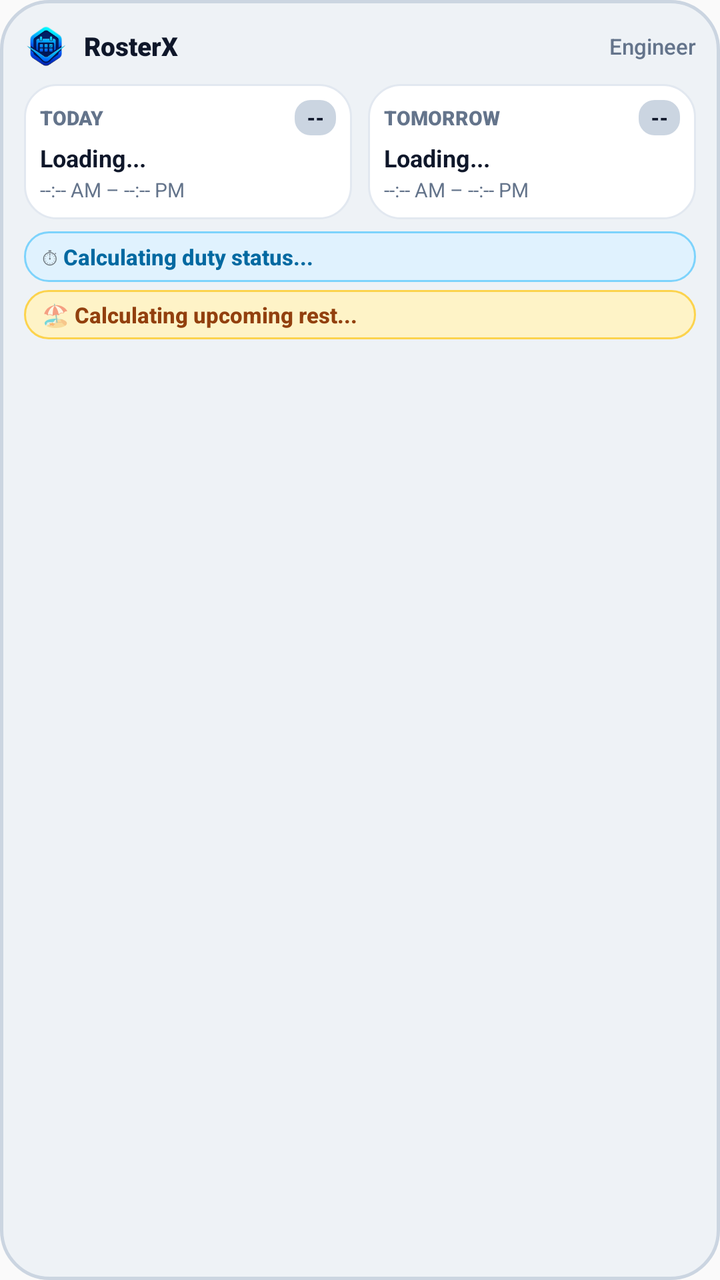
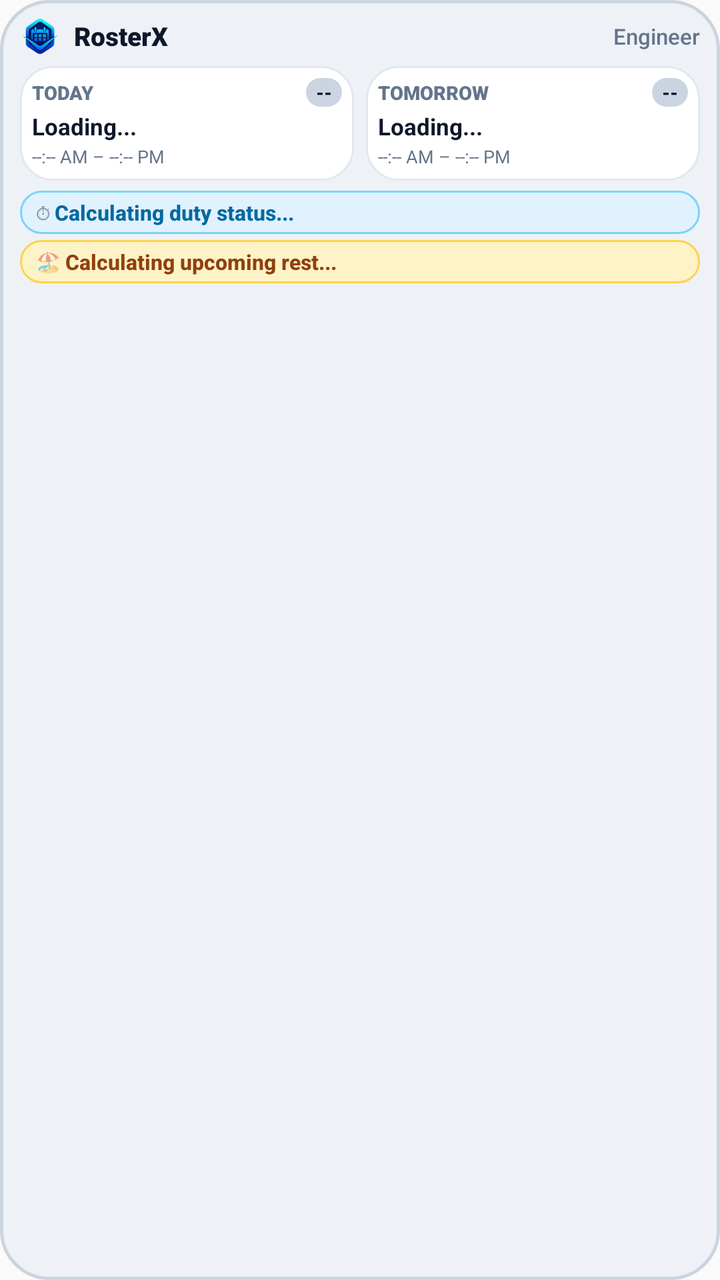

Before-and-after screenshots of an Android layout around one commit, followed by the original layout XML and the change that was made.
<!-- AndroidManifest.xml: application theme Theme.RosterX -->
<!-- res/layout/widget_rosterx.xml -->
<?xml version="1.0" encoding="utf-8"?>
<LinearLayout xmlns:android="http://schemas.android.com/apk/res/android"
    android:id="@+id/widget_root"
    android:layout_width="match_parent"
    android:layout_height="match_parent"
    android:background="@drawable/widget_bg_neumorphic"
    android:orientation="vertical"
    android:paddingLeft="12dp"
    android:paddingTop="12dp"
    android:paddingRight="12dp"
    android:paddingBottom="12dp">

    
    <LinearLayout
        android:layout_width="match_parent"
        android:layout_height="wrap_content"
        android:gravity="center_vertical"
        android:orientation="horizontal">

        <ImageView
            android:layout_width="22dp"
            android:layout_height="22dp"
            android:contentDescription="@string/app_name"
            android:scaleType="fitCenter"
            android:src="@drawable/ic_rosterx_widget_logo" />

        <TextView
            android:layout_width="0dp"
            android:layout_height="wrap_content"
            android:layout_marginStart="8dp"
            android:layout_weight="1"
            android:fontFamily="sans-serif-black"
            android:text="RosterX"
            android:textColor="@color/widget_text_main"
            android:textSize="13sp"
            android:textStyle="bold" />

        <TextView
            android:id="@+id/widget_engineer_name"
            android:layout_width="wrap_content"
            android:layout_height="wrap_content"
            android:ellipsize="end"
            android:fontFamily="sans-serif-medium"
            android:maxLines="1"
            android:text="Engineer"
            android:textColor="@color/widget_text_muted"
            android:textSize="11sp" />
    </LinearLayout>

    
    <LinearLayout
        android:layout_width="match_parent"
        android:layout_height="wrap_content"
        android:layout_marginTop="8dp"
        android:baselineAligned="false"
        android:orientation="horizontal">

        
        <LinearLayout
            android:id="@+id/widget_today_card"
            android:layout_width="0dp"
            android:layout_height="wrap_content"
            android:layout_marginEnd="4dp"
            android:layout_weight="1"
            android:background="@drawable/widget_inner_card"
            android:orientation="vertical"
            android:paddingLeft="8dp"
            android:paddingTop="8dp"
            android:paddingRight="8dp"
            android:paddingBottom="8dp">

            <LinearLayout
                android:layout_width="match_parent"
                android:layout_height="wrap_content"
                android:gravity="center_vertical"
                android:orientation="horizontal">

                <TextView
                    android:id="@+id/widget_today_title"
                    android:layout_width="0dp"
                    android:layout_height="wrap_content"
                    android:layout_weight="1"
                    android:fontFamily="sans-serif-black"
                    android:text="TODAY"
                    android:textColor="@color/widget_text_muted"
                    android:textSize="10sp"
                    android:textStyle="bold" />

                <TextView
                    android:id="@+id/widget_today_badge"
                    android:layout_width="wrap_content"
                    android:layout_height="wrap_content"
                    android:background="@drawable/widget_shift_badge"
                    android:fontFamily="sans-serif-black"
                    android:paddingLeft="6dp"
                    android:paddingTop="2dp"
                    android:paddingRight="6dp"
                    android:paddingBottom="2dp"
                    android:text="--"
                    android:textColor="#0F172A"
                    android:textSize="10sp"
                    android:textStyle="bold" />
            </LinearLayout>

            <TextView
                android:id="@+id/widget_today_name"
                android:layout_width="match_parent"
                android:layout_height="wrap_content"
                android:layout_marginTop="3dp"
                android:ellipsize="end"
                android:fontFamily="sans-serif-bold"
                android:maxLines="1"
                android:text="Loading..."
                android:textColor="@color/widget_text_main"
                android:textSize="12sp"
                android:textStyle="bold" />

            <TextView
                android:id="@+id/widget_today_timing"
                android:layout_width="match_parent"
                android:layout_height="wrap_content"
                android:layout_marginTop="1dp"
                android:ellipsize="end"
                android:fontFamily="sans-serif"
                android:maxLines="1"
                android:text="--:-- AM – --:-- PM"
                android:textColor="@color/widget_text_muted"
                android:textSize="10sp" />
        </LinearLayout>

        
        <LinearLayout
            android:id="@+id/widget_tomorrow_card"
            android:layout_width="0dp"
            android:layout_height="wrap_content"
            android:layout_marginStart="4dp"
            android:layout_weight="1"
            android:background="@drawable/widget_inner_card"
            android:orientation="vertical"
            android:paddingLeft="8dp"
            android:paddingTop="8dp"
            android:paddingRight="8dp"
            android:paddingBottom="8dp">

            <LinearLayout
                android:layout_width="match_parent"
                android:layout_height="wrap_content"
                android:gravity="center_vertical"
                android:orientation="horizontal">

                <TextView
                    android:id="@+id/widget_tomorrow_title"
                    android:layout_width="0dp"
                    android:layout_height="wrap_content"
                    android:layout_weight="1"
                    android:fontFamily="sans-serif-black"
                    android:text="TOMORROW"
                    android:textColor="@color/widget_text_muted"
                    android:textSize="10sp"
                    android:textStyle="bold" />

                <TextView
                    android:id="@+id/widget_tomorrow_badge"
                    android:layout_width="wrap_content"
                    android:layout_height="wrap_content"
                    android:background="@drawable/widget_shift_badge"
                    android:fontFamily="sans-serif-black"
                    android:paddingLeft="6dp"
                    android:paddingTop="2dp"
                    android:paddingRight="6dp"
                    android:paddingBottom="2dp"
                    android:text="--"
                    android:textColor="#0F172A"
                    android:textSize="10sp"
                    android:textStyle="bold" />
            </LinearLayout>

            <TextView
                android:id="@+id/widget_tomorrow_name"
                android:layout_width="match_parent"
                android:layout_height="wrap_content"
                android:layout_marginTop="3dp"
                android:ellipsize="end"
                android:fontFamily="sans-serif-bold"
                android:maxLines="1"
                android:text="Loading..."
                android:textColor="@color/widget_text_main"
                android:textSize="12sp"
                android:textStyle="bold" />

            <TextView
                android:id="@+id/widget_tomorrow_timing"
                android:layout_width="match_parent"
                android:layout_height="wrap_content"
                android:layout_marginTop="1dp"
                android:ellipsize="end"
                android:fontFamily="sans-serif"
                android:maxLines="1"
                android:text="--:-- AM – --:-- PM"
                android:textColor="@color/widget_text_muted"
                android:textSize="10sp" />
        </LinearLayout>
    </LinearLayout>

    
    <LinearLayout
        android:layout_width="match_parent"
        android:layout_height="wrap_content"
        android:layout_marginTop="6dp"
        android:orientation="vertical">

        
        <LinearLayout
            android:id="@+id/widget_timer_container"
            android:layout_width="match_parent"
            android:layout_height="wrap_content"
            android:background="@drawable/widget_pill_timer"
            android:gravity="center_vertical"
            android:orientation="horizontal"
            android:paddingLeft="9dp"
            android:paddingTop="5dp"
            android:paddingRight="9dp"
            android:paddingBottom="5dp">

            <TextView
                android:layout_width="wrap_content"
                android:layout_height="wrap_content"
                android:text="⏱ "
                android:textSize="11sp" />

            <TextView
                android:id="@+id/widget_timer_text"
                android:layout_width="match_parent"
                android:layout_height="wrap_content"
                android:ellipsize="end"
                android:fontFamily="sans-serif-medium"
                android:maxLines="1"
                android:text="Calculating duty status..."
                android:textColor="@color/widget_timer_text"
                android:textSize="11sp"
                android:textStyle="bold" />
        </LinearLayout>

        
        <LinearLayout
            android:id="@+id/widget_rest_container"
            android:layout_width="match_parent"
            android:layout_height="wrap_content"
            android:layout_marginTop="4dp"
            android:background="@drawable/widget_pill_rest"
            android:gravity="center_vertical"
            android:orientation="horizontal"
            android:paddingLeft="9dp"
            android:paddingTop="5dp"
            android:paddingRight="9dp"
            android:paddingBottom="5dp">

            <TextView
                android:layout_width="wrap_content"
                android:layout_height="wrap_content"
                android:text="🏖 "
                android:textSize="11sp" />

            <TextView
                android:id="@+id/widget_rest_text"
                android:layout_width="match_parent"
                android:layout_height="wrap_content"
                android:ellipsize="end"
                android:fontFamily="sans-serif-medium"
                android:maxLines="1"
                android:text="Calculating upcoming rest..."
                android:textColor="@color/widget_rest_text"
                android:textSize="11sp"
                android:textStyle="bold" />
        </LinearLayout>
    </LinearLayout>

</LinearLayout>
<!-- resources referenced by this layout -->
<resources>
  <color name="widget_rest_text">#FF92400E</color>
  <color name="widget_text_main">#FF0F172A</color>
  <color name="widget_text_muted">#FF64748B</color>
  <color name="widget_timer_text">#FF0369A1</color>
  <!-- drawable ic_rosterx_widget_logo: png bitmap (drawable, 12461 bytes) -->
  <!-- drawable widget_bg_neumorphic (drawable) -->
  <?xml version="1.0" encoding="utf-8"?>
  <shape xmlns:android="http://schemas.android.com/apk/res/android"
      android:shape="rectangle">
      <corners android:radius="24dp" />
      <solid android:color="@color/widget_surface" />
      <stroke
          android:width="1.5dp"
          android:color="@color/widget_border" />
      <padding
          android:bottom="10dp"
          android:left="12dp"
          android:right="12dp"
          android:top="10dp" />
  </shape>
  <!-- drawable widget_inner_card (drawable) -->
  <?xml version="1.0" encoding="utf-8"?>
  <shape xmlns:android="http://schemas.android.com/apk/res/android"
      android:shape="rectangle">
      <corners android:radius="16dp" />
      <solid android:color="@color/widget_inner_surface" />
      <stroke
          android:width="1dp"
          android:color="@color/widget_inner_border" />
      <padding
          android:bottom="8dp"
          android:left="10dp"
          android:right="10dp"
          android:top="8dp" />
  </shape>
  <!-- drawable widget_pill_rest (drawable) -->
  <?xml version="1.0" encoding="utf-8"?>
  <shape xmlns:android="http://schemas.android.com/apk/res/android"
      android:shape="rectangle">
      <corners android:radius="12dp" />
      <solid android:color="@color/widget_rest_bg" />
      <stroke
          android:width="1dp"
          android:color="@color/widget_rest_border" />
      <padding
          android:bottom="5dp"
          android:left="9dp"
          android:right="9dp"
          android:top="5dp" />
  </shape>
  <!-- drawable widget_pill_timer (drawable) -->
  <?xml version="1.0" encoding="utf-8"?>
  <shape xmlns:android="http://schemas.android.com/apk/res/android"
      android:shape="rectangle">
      <corners android:radius="12dp" />
      <solid android:color="@color/widget_timer_bg" />
      <stroke
          android:width="1dp"
          android:color="@color/widget_timer_border" />
      <padding
          android:bottom="5dp"
          android:left="9dp"
          android:right="9dp"
          android:top="5dp" />
  </shape>
  <!-- drawable widget_shift_badge (drawable) -->
  <?xml version="1.0" encoding="utf-8"?>
  <shape xmlns:android="http://schemas.android.com/apk/res/android"
      android:shape="rectangle">
      <corners android:radius="8dp" />
      <solid android:color="#FFCBD5E1" />
      <padding
          android:bottom="3dp"
          android:left="6dp"
          android:right="6dp"
          android:top="3dp" />
  </shape>
  <string name="app_name">RosterX</string>
  <style name="Theme.RosterX" parent="android:Theme.Material.Light.NoActionBar">
          
      </style>
  <color name="widget_surface">#FFEEF2F6</color>
  <color name="widget_border">#FFCBD5E1</color>
  <color name="widget_inner_surface">#FFFFFFFF</color>
  <color name="widget_inner_border">#FFE2E8F0</color>
  <color name="widget_rest_bg">#FFFEF3C7</color>
  <color name="widget_rest_border">#FFFCD34D</color>
  <color name="widget_timer_bg">#FFE0F2FE</color>
  <color name="widget_timer_border">#FF7DD3FC</color>
</resources>

<!-- the commit's change to res/layout/widget_rosterx.xml (unified diff, before → after) -->
@@ -5,10 +5,10 @@
     android:layout_height="match_parent"
     android:background="@drawable/widget_bg_neumorphic"
     android:orientation="vertical"
-    android:paddingLeft="12dp"
-    android:paddingTop="12dp"
-    android:paddingRight="12dp"
-    android:paddingBottom="12dp">
+    android:paddingLeft="10dp"
+    android:paddingTop="8dp"
+    android:paddingRight="10dp"
+    android:paddingBottom="8dp">
 
     
     <LinearLayout
@@ -18,8 +18,8 @@
         android:orientation="horizontal">
 
         <ImageView
-            android:layout_width="22dp"
-            android:layout_height="22dp"
+            android:layout_width="20dp"
+            android:layout_height="20dp"
             android:contentDescription="@string/app_name"
             android:scaleType="fitCenter"
             android:src="@drawable/ic_rosterx_widget_logo" />
@@ -27,7 +27,7 @@
         <TextView
             android:layout_width="0dp"
             android:layout_height="wrap_content"
-            android:layout_marginStart="8dp"
+            android:layout_marginStart="7dp"
             android:layout_weight="1"
             android:fontFamily="sans-serif-black"
             android:text="RosterX"
@@ -51,7 +51,7 @@
     <LinearLayout
         android:layout_width="match_parent"
         android:layout_height="wrap_content"
-        android:layout_marginTop="8dp"
+        android:layout_marginTop="5dp"
         android:baselineAligned="false"
         android:orientation="horizontal">
 
@@ -60,14 +60,14 @@
             android:id="@+id/widget_today_card"
             android:layout_width="0dp"
             android:layout_height="wrap_content"
-            android:layout_marginEnd="4dp"
+            android:layout_marginEnd="3dp"
             android:layout_weight="1"
             android:background="@drawable/widget_inner_card"
             android:orientation="vertical"
-            android:paddingLeft="8dp"
-            android:paddingTop="8dp"
-            android:paddingRight="8dp"
-            android:paddingBottom="8dp">
+            android:paddingLeft="6dp"
+            android:paddingTop="6dp"
+            android:paddingRight="6dp"
+            android:paddingBottom="6dp">
 
             <LinearLayout
                 android:layout_width="match_parent"
@@ -80,10 +80,13 @@
                     android:layout_width="0dp"
                     android:layout_height="wrap_content"
                     android:layout_weight="1"
-                    android:fontFamily="sans-serif-black"
+                    android:ellipsize="end"
+                    android:fontFamily="sans-serif-black"
+                    android:maxLines="1"
+                    android:singleLine="true"
                     android:text="TODAY"
                     android:textColor="@color/widget_text_muted"
-                    android:textSize="10sp"
+                    android:textSize="9.5sp"
                     android:textStyle="bold" />
 
                 <TextView
@@ -92,13 +95,13 @@
                     android:layout_height="wrap_content"
                     android:background="@drawable/widget_shift_badge"
                     android:fontFamily="sans-serif-black"
-                    android:paddingLeft="6dp"
-                    android:paddingTop="2dp"
-                    android:paddingRight="6dp"
-                    android:paddingBottom="2dp"
+                    android:paddingLeft="5dp"
+                    android:paddingTop="1dp"
+                    android:paddingRight="5dp"
+                    android:paddingBottom="1dp"
                     android:text="--"
                     android:textColor="#0F172A"
-                    android:textSize="10sp"
+                    android:textSize="9sp"
                     android:textStyle="bold" />
             </LinearLayout>
 
@@ -106,13 +109,14 @@
                 android:id="@+id/widget_today_name"
                 android:layout_width="match_parent"
                 android:layout_height="wrap_content"
-                android:layout_marginTop="3dp"
+                android:layout_marginTop="2dp"
                 android:ellipsize="end"
                 android:fontFamily="sans-serif-bold"
                 android:maxLines="1"
+                android:singleLine="true"
                 android:text="Loading..."
                 android:textColor="@color/widget_text_main"
-                android:textSize="12sp"
+                android:textSize="11.5sp"
                 android:textStyle="bold" />
 
             <TextView
@@ -123,9 +127,10 @@
                 android:ellipsize="end"
                 android:fontFamily="sans-serif"
                 android:maxLines="1"
+                android:singleLine="true"
                 android:text="--:-- AM – --:-- PM"
                 android:textColor="@color/widget_text_muted"
-                android:textSize="10sp" />
+                android:textSize="9sp" />
         </LinearLayout>
 
         
@@ -133,14 +138,14 @@
             android:id="@+id/widget_tomorrow_card"
             android:layout_width="0dp"
             android:layout_height="wrap_content"
-            android:layout_marginStart="4dp"
+            android:layout_marginStart="3dp"
             android:layout_weight="1"
             android:background="@drawable/widget_inner_card"
             android:orientation="vertical"
-            android:paddingLeft="8dp"
-            android:paddingTop="8dp"
-            android:paddingRight="8dp"
-            android:paddingBottom="8dp">
+            android:paddingLeft="6dp"
+            android:paddingTop="6dp"
+            android:paddingRight="6dp"
+            android:paddingBottom="6dp">
 
             <LinearLayout
                 android:layout_width="match_parent"
@@ -153,10 +158,13 @@
                     android:layout_width="0dp"
                     android:layout_height="wrap_content"
                     android:layout_weight="1"
-                    android:fontFamily="sans-serif-black"
+                    android:ellipsize="end"
+                    android:fontFamily="sans-serif-black"
+                    android:maxLines="1"
+                    android:singleLine="true"
                     android:text="TOMORROW"
                     android:textColor="@color/widget_text_muted"
-                    android:textSize="10sp"
+                    android:textSize="9.5sp"
                     android:textStyle="bold" />
 
                 <TextView
@@ -165,13 +173,13 @@
                     android:layout_height="wrap_content"
                     android:background="@drawable/widget_shift_badge"
                     android:fontFamily="sans-serif-black"
-                    android:paddingLeft="6dp"
-                    android:paddingTop="2dp"
-                    android:paddingRight="6dp"
-                    android:paddingBottom="2dp"
+                    android:paddingLeft="5dp"
+                    android:paddingTop="1dp"
+                    android:paddingRight="5dp"
+                    android:paddingBottom="1dp"
                     android:text="--"
                     android:textColor="#0F172A"
-                    android:textSize="10sp"
+                    android:textSize="9sp"
                     android:textStyle="bold" />
             </LinearLayout>
 
@@ -179,13 +187,14 @@
                 android:id="@+id/widget_tomorrow_name"
                 android:layout_width="match_parent"
                 android:layout_height="wrap_content"
-                android:layout_marginTop="3dp"
+                android:layout_marginTop="2dp"
                 android:ellipsize="end"
                 android:fontFamily="sans-serif-bold"
                 android:maxLines="1"
+                android:singleLine="true"
                 android:text="Loading..."
                 android:textColor="@color/widget_text_main"
-                android:textSize="12sp"
+                android:textSize="11.5sp"
                 android:textStyle="bold" />
 
             <TextView
@@ -196,9 +205,10 @@
                 android:ellipsize="end"
                 android:fontFamily="sans-serif"
                 android:maxLines="1"
+                android:singleLine="true"
                 android:text="--:-- AM – --:-- PM"
                 android:textColor="@color/widget_text_muted"
-                android:textSize="10sp" />
+                android:textSize="9sp" />
         </LinearLayout>
     </LinearLayout>
 
@@ -206,7 +216,7 @@
     <LinearLayout
         android:layout_width="match_parent"
         android:layout_height="wrap_content"
-        android:layout_marginTop="6dp"
+        android:layout_marginTop="5dp"
         android:orientation="vertical">
 
         
@@ -217,16 +227,16 @@
             android:background="@drawable/widget_pill_timer"
             android:gravity="center_vertical"
             android:orientation="horizontal"
-            android:paddingLeft="9dp"
-            android:paddingTop="5dp"
-            android:paddingRight="9dp"
-            android:paddingBottom="5dp">
+            android:paddingLeft="8dp"
+            android:paddingTop="3.5dp"
+            android:paddingRight="8dp"
+            android:paddingBottom="3.5dp">
 
             <TextView
                 android:layout_width="wrap_content"
                 android:layout_height="wrap_content"
                 android:text="⏱ "
-                android:textSize="11sp" />
+                android:textSize="10sp" />
 
             <TextView
                 android:id="@+id/widget_timer_text"
@@ -235,9 +245,10 @@
                 android:ellipsize="end"
                 android:fontFamily="sans-serif-medium"
                 android:maxLines="1"
+                android:singleLine="true"
                 android:text="Calculating duty status..."
                 android:textColor="@color/widget_timer_text"
-                android:textSize="11sp"
+                android:textSize="10.5sp"
                 android:textStyle="bold" />
         </LinearLayout>
 
@@ -246,20 +257,20 @@
             android:id="@+id/widget_rest_container"
             android:layout_width="match_parent"
             android:layout_height="wrap_content"
-            android:layout_marginTop="4dp"
+            android:layout_marginTop="3dp"
             android:background="@drawable/widget_pill_rest"
             android:gravity="center_vertical"
             android:orientation="horizontal"
-            android:paddingLeft="9dp"
-            android:paddingTop="5dp"
-            android:paddingRight="9dp"
-            android:paddingBottom="5dp">
+            android:paddingLeft="8dp"
+            android:paddingTop="3.5dp"
+            android:paddingRight="8dp"
+            android:paddingBottom="3.5dp">
 
             <TextView
                 android:layout_width="wrap_content"
                 android:layout_height="wrap_content"
                 android:text="🏖 "
-                android:textSize="11sp" />
+                android:textSize="10sp" />
 
             <TextView
                 android:id="@+id/widget_rest_text"
@@ -268,9 +279,10 @@
                 android:ellipsize="end"
                 android:fontFamily="sans-serif-medium"
                 android:maxLines="1"
+                android:singleLine="true"
                 android:text="Calculating upcoming rest..."
                 android:textColor="@color/widget_rest_text"
-                android:textSize="11sp"
+                android:textSize="10.5sp"
                 android:textStyle="bold" />
         </LinearLayout>
     </LinearLayout>
